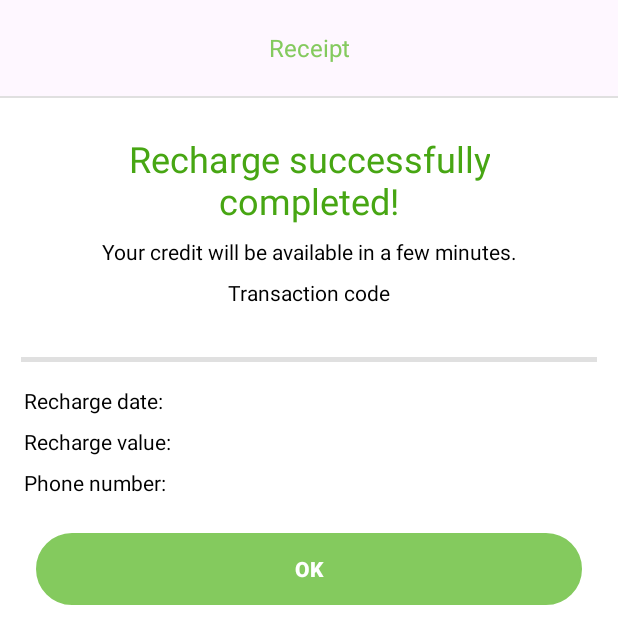
After one commit to LiviaCarv/Digital-Bank, an Android app: the fragment RechargeReceiptFragment shown on its own in the app's theme, on a phone screen of 412 x 824 dp. The commit adds this screen. Shown: the top 644 px of the screen. Run offline under Robolectric (Android 15) with nearby library versions, the phone set to English and light mode, and no system bars.

Commit message:
implemented RechargeReceiptFragment

```diff
--- a/app/src/main/java/com/project/digitalbank/ui/auth/login/LoginFragment.kt
+++ b/app/src/main/java/com/project/digitalbank/ui/auth/login/LoginFragment.kt
@@ -13,6 +13,7 @@ import com.project.digitalbank.R
 import com.project.digitalbank.databinding.FragmentLoginBinding
 import com.project.digitalbank.util.FirebaseHelper
 import com.project.digitalbank.util.StateView
+import com.project.digitalbank.util.hideKeyboard
 import com.project.digitalbank.util.showBottomSheet
 import dagger.hilt.android.AndroidEntryPoint
 
@@ -58,6 +59,7 @@ class LoginFragment : Fragment() {
                 showBottomSheet(message =getString(R.string.register_provide_password))
 
             } else {
+                hideKeyboard()
                loginUser(email, password)
             }
 
--- a/app/src/main/java/com/project/digitalbank/ui/auth/recover/RecoverAccountFragment.kt
+++ b/app/src/main/java/com/project/digitalbank/ui/auth/recover/RecoverAccountFragment.kt
@@ -13,6 +13,7 @@ import com.project.digitalbank.R
 import com.project.digitalbank.databinding.FragmentRecoverAccountBinding
 import com.project.digitalbank.util.FirebaseHelper
 import com.project.digitalbank.util.StateView
+import com.project.digitalbank.util.hideKeyboard
 import com.project.digitalbank.util.initToolBar
 import com.project.digitalbank.util.showBottomSheet
 import dagger.hilt.android.AndroidEntryPoint
@@ -50,6 +51,7 @@ class RecoverAccountFragment : Fragment() {
             if (email.isEmpty()) {
                 showBottomSheet(message=getString(R.string.register_provide_email))
             } else {
+                hideKeyboard()
                 recoverAccount(email)
 
             }
--- a/app/src/main/java/com/project/digitalbank/ui/auth/register/RegisterFragment.kt
+++ b/app/src/main/java/com/project/digitalbank/ui/auth/register/RegisterFragment.kt
@@ -17,6 +17,7 @@ import com.project.digitalbank.ui.user_profile.UserProfileViewModel
 import com.project.digitalbank.ui.wallet.WalletViewModel
 import com.project.digitalbank.util.FirebaseHelper
 import com.project.digitalbank.util.StateView
+import com.project.digitalbank.util.hideKeyboard
 import com.project.digitalbank.util.initToolBar
 import com.project.digitalbank.util.showBottomSheet
 import dagger.hilt.android.AndroidEntryPoint
@@ -73,6 +74,7 @@ class RegisterFragment : Fragment() {
             } else if (confirmationPassword != password) {
                 showBottomSheet(message = getString(R.string.register_confirm_password_wrong))
             } else {
+                hideKeyboard()
                 val user = User(name, email, phoneNumber, password)
                 registerUser(name, email, phoneNumber, password)
             }
--- a/app/src/main/java/com/project/digitalbank/ui/features/deposit/DepositFormFragment.kt
+++ b/app/src/main/java/com/project/digitalbank/ui/features/deposit/DepositFormFragment.kt
@@ -17,6 +17,7 @@ import com.project.digitalbank.data.model.Transaction
 import com.project.digitalbank.databinding.FragmentDepositFormBinding
 import com.project.digitalbank.util.FirebaseHelper
 import com.project.digitalbank.util.StateView
+import com.project.digitalbank.util.hideKeyboard
 import com.project.digitalbank.util.initToolBar
 import com.project.digitalbank.util.showBottomSheet
 import dagger.hilt.android.AndroidEntryPoint
@@ -52,6 +53,7 @@ class DepositFormFragment : Fragment() {
         val value = binding.edtTxtDepositValue.text.toString().trim()
 
         if (value.isNotEmpty()) {
+            hideKeyboard()
             val deposit = Deposit(value=value.toFloat())
             saveDeposit(deposit)
         } else {
--- /dev/null
+++ b/app/src/main/java/com/project/digitalbank/ui/features/recharge/RechargeReceiptFragment.kt
@@ -0,0 +1,32 @@
+package com.project.digitalbank.ui.features.recharge
+
+import android.os.Bundle
+import androidx.fragment.app.Fragment
+import android.view.LayoutInflater
+import android.view.View
+import android.view.ViewGroup
+import com.project.digitalbank.R
+import com.project.digitalbank.databinding.FragmentDepositReceiptBinding
+import com.project.digitalbank.databinding.FragmentRechargeReceiptBinding
+
+class RechargeReceiptFragment : Fragment() {
+    private var _binding: FragmentRechargeReceiptBinding? = null
+    private val binding get() = _binding!!
+
+
+    override fun onCreateView(
+        inflater: LayoutInflater, container: ViewGroup?,
+        savedInstanceState: Bundle?
+    ): View? {
+        // Inflate the layout for this fragment
+        _binding = FragmentRechargeReceiptBinding.inflate(inflater, container, false)
+        return binding.root
+    }
+
+    override fun onDestroyView() {
+        super.onDestroyView()
+        _binding = null
+    }
+
+
+}
--- a/app/src/main/java/com/project/digitalbank/ui/user_profile/UserProfileFragment.kt
+++ b/app/src/main/java/com/project/digitalbank/ui/user_profile/UserProfileFragment.kt
@@ -14,6 +14,7 @@ import com.project.digitalbank.data.model.User
 import com.project.digitalbank.databinding.FragmentUserProfileBinding
 import com.project.digitalbank.util.FirebaseHelper
 import com.project.digitalbank.util.StateView
+import com.project.digitalbank.util.hideKeyboard
 import com.project.digitalbank.util.initToolBar
 import com.project.digitalbank.util.showBottomSheet
 import dagger.hilt.android.AndroidEntryPoint
@@ -85,6 +86,7 @@ class UserProfileFragment : Fragment() {
             } else if (phoneNumber?.length != 11) {
                 showBottomSheet(message = getString(R.string.register_phone_number_invalid))
             } else {
+                hideKeyboard()
                 user?.name = name
                 user?.phone = phoneNumber
                 user?.let {
--- a/app/src/main/java/com/project/digitalbank/util/Extensions.kt
+++ b/app/src/main/java/com/project/digitalbank/util/Extensions.kt
@@ -1,5 +1,7 @@
 package com.project.digitalbank.util
 
+import android.content.Context
+import android.view.inputmethod.InputMethodManager
 import androidx.appcompat.app.AppCompatActivity
 import androidx.appcompat.widget.Toolbar
 import androidx.fragment.app.Fragment
@@ -38,3 +40,12 @@ fun Fragment.showBottomSheet(
     bottomSheetDialog.show()
 
 }
+
+fun Fragment.hideKeyboard() {
+    val view = activity?.currentFocus
+    if (view != null) {
+        val imm = activity?.getSystemService(Context.INPUT_METHOD_SERVICE) as InputMethodManager
+        imm.hideSoftInputFromWindow(view.windowToken, 0)
+    }
+
+}
--- /dev/null
+++ b/app/src/main/res/layout/fragment_recharge_receipt.xml
@@ -0,0 +1,199 @@
+<?xml version="1.0" encoding="utf-8"?>
+<ScrollView xmlns:android="http://schemas.android.com/apk/res/android"
+    xmlns:app="http://schemas.android.com/apk/res-auto"
+    xmlns:tools="http://schemas.android.com/tools"
+    android:layout_width="match_parent"
+    android:layout_height="match_parent"
+    android:background="@color/white"
+    tools:context=".ui.features.recharge.RechargeReceiptFragment">
+
+
+<androidx.constraintlayout.widget.ConstraintLayout
+        android:layout_width="match_parent"
+        android:layout_height="wrap_content">
+
+        <com.google.android.material.appbar.AppBarLayout
+            android:id="@+id/app_bar_layout"
+            android:layout_width="match_parent"
+            android:layout_height="wrap_content"
+            app:layout_constraintEnd_toEndOf="parent"
+            app:layout_constraintStart_toStartOf="parent"
+            app:layout_constraintTop_toTopOf="parent">
+
+            <com.google.android.material.appbar.MaterialToolbar
+                android:id="@+id/toolbar"
+                android:layout_width="match_parent"
+                android:layout_height="wrap_content">
+
+                <TextView
+                    style="@style/style_toolbar"
+                    android:layout_width="wrap_content"
+                    android:layout_height="wrap_content"
+                    android:text="@string/receipt"
+                    android:textColor="@color/color_default" />
+
+            </com.google.android.material.appbar.MaterialToolbar>
+        </com.google.android.material.appbar.AppBarLayout>
+
+        <ImageView
+            android:id="@+id/divider"
+            android:layout_width="match_parent"
+            android:layout_height="1dp"
+            android:background="?actionBarDivider"
+            app:layout_constraintEnd_toEndOf="parent"
+            app:layout_constraintStart_toStartOf="parent"
+            app:layout_constraintTop_toBottomOf="@id/app_bar_layout" />
+
+    <TextView
+        android:id="@+id/txt_recharge_success"
+        android:layout_width="wrap_content"
+        android:layout_height="wrap_content"
+        android:layout_margin="@dimen/padding_login_itens_24dp"
+        android:layout_marginTop="20dp"
+        android:text="@string/recharge_success"
+        android:textAlignment="center"
+        android:textColor="@color/darker_green"
+        android:textSize="@dimen/bigger_text_size_26sp"
+        app:layout_constraintEnd_toEndOf="parent"
+        app:layout_constraintStart_toStartOf="parent"
+        app:layout_constraintTop_toBottomOf="@+id/divider" />
+
+    <TextView
+            android:id="@+id/txt_receit_in_few_minutes"
+            android:layout_width="wrap_content"
+            android:layout_height="wrap_content"
+            android:layout_margin="@dimen/default_margin"
+            android:text="@string/credit_available_few_minutes"
+            android:textColor="@color/black"
+            android:textSize="@dimen/smaller_text_size_14sp"
+            app:layout_constraintEnd_toEndOf="parent"
+            app:layout_constraintStart_toStartOf="parent"
+            app:layout_constraintTop_toBottomOf="@+id/txt_recharge_success" />
+
+        <TextView
+            android:id="@+id/txt_transaction_code"
+            android:layout_width="wrap_content"
+            android:layout_height="wrap_content"
+            android:layout_margin="@dimen/default_margin"
+            android:text="@string/transaction_code"
+            android:textColor="@color/black"
+            android:textSize="@dimen/smaller_text_size_14sp"
+            app:layout_constraintEnd_toEndOf="parent"
+            app:layout_constraintStart_toStartOf="parent"
+            app:layout_constraintTop_toBottomOf="@+id/txt_receit_in_few_minutes" />
+
+        <TextView
+            android:id="@+id/txt_show_transaction_code"
+            android:layout_width="wrap_content"
+            android:layout_height="wrap_content"
+            android:textColor="@color/black"
+            android:textStyle="bold"
+            android:textSize="@dimen/smaller_text_size_14sp"
+            app:layout_constraintEnd_toEndOf="parent"
+            app:layout_constraintStart_toStartOf="parent"
+            app:layout_constraintTop_toBottomOf="@+id/txt_transaction_code"
+            tools:text="-MEJSKHFKJDH" />
+
+        <ImageView
+            android:id="@+id/divider_middle"
+            android:layout_width="match_parent"
+            android:layout_height="3dp"
+            android:layout_margin="@dimen/bigger_margin"
+            android:background="?actionBarDivider"
+            app:layout_constraintEnd_toEndOf="parent"
+            app:layout_constraintStart_toStartOf="parent"
+            app:layout_constraintTop_toBottomOf="@id/txt_show_transaction_code" />
+
+        <TextView
+            android:id="@+id/txt_recharge_date"
+            android:layout_width="wrap_content"
+            android:layout_height="wrap_content"
+            android:layout_margin="@dimen/margin_between_elements_16dp"
+            android:text="@string/recharge_date"
+            android:textColor="@color/black"
+            android:textSize="@dimen/smaller_text_size_14sp"
+            app:layout_constraintStart_toStartOf="parent"
+            app:layout_constraintTop_toBottomOf="@+id/divider_middle" />
+
+        <TextView
+            android:id="@+id/txt_show_recharge_date"
+            android:layout_width="wrap_content"
+            android:layout_height="wrap_content"
+            android:layout_margin="@dimen/margin_between_elements_16dp"
+            android:textColor="@color/black"
+            android:textSize="@dimen/smaller_text_size_14sp"
+            app:layout_constraintEnd_toEndOf="parent"
+            app:layout_constraintTop_toBottomOf="@+id/divider_middle"
+            tools:text="12/05/24" />
+
+
+    <TextView
+        android:id="@+id/txt_recharge_value"
+        android:layout_width="wrap_content"
+        android:layout_height="wrap_content"
+        android:layout_marginHorizontal="@dimen/margin_between_elements_16dp"
+        android:layout_marginVertical="@dimen/default_margin"
+        android:layout_marginStart="16dp"
+        android:layout_marginTop="8dp"
+        android:text="@string/recharge_value"
+        android:textColor="@color/black"
+        android:textSize="@dimen/smaller_text_size_14sp"
+        app:layout_constraintStart_toStartOf="parent"
+        app:layout_constraintTop_toBottomOf="@+id/txt_recharge_date" />
+
+    <TextView
+            android:id="@+id/txt_show_recharge_value"
+            android:layout_width="wrap_content"
+            android:layout_height="wrap_content"
+            android:layout_marginHorizontal="@dimen/margin_between_elements_16dp"
+            android:layout_marginVertical="@dimen/default_margin"
+            android:textColor="@color/black"
+            android:textSize="@dimen/smaller_text_size_14sp"
+            app:layout_constraintEnd_toEndOf="parent"
+            app:layout_constraintTop_toBottomOf="@+id/txt_show_recharge_date"
+            tools:text="R$ 100" />
+
+    <TextView
+        android:id="@+id/txt_phone_number"
+        android:layout_width="wrap_content"
+        android:layout_height="wrap_content"
+        android:layout_marginHorizontal="@dimen/margin_between_elements_16dp"
+        android:layout_marginVertical="@dimen/default_margin"
+        android:text="@string/phone_number"
+        android:textColor="@color/black"
+        android:textSize="@dimen/smaller_text_size_14sp"
+        app:layout_constraintStart_toStartOf="parent"
+        app:layout_constraintTop_toBottomOf="@+id/txt_recharge_value" />
+
+
+    <TextView
+        android:id="@+id/txt_show_phone_number"
+        android:layout_width="wrap_content"
+        android:layout_height="wrap_content"
+        android:layout_marginHorizontal="@dimen/margin_between_elements_16dp"
+        android:layout_marginVertical="@dimen/default_margin"
+        android:textColor="@color/black"
+        android:textSize="@dimen/smaller_text_size_14sp"
+        app:layout_constraintEnd_toEndOf="parent"
+        app:layout_constraintTop_toBottomOf="@+id/txt_show_recharge_value"
+        tools:text="92 99999-9999" />
+
+
+        <com.google.android.material.button.MaterialButton
+            android:id="@+id/btn_confirm"
+            style="@style/style_material_button"
+            android:layout_width="match_parent"
+            android:layout_height="wrap_content"
+            android:layout_margin="@dimen/padding_login_itens_24dp"
+            android:text="@string/txt_bottom_sheet_ok"
+            app:backgroundTint="@null"
+            app:layout_constraintBottom_toBottomOf="parent"
+            app:layout_constraintEnd_toEndOf="parent"
+            app:layout_constraintStart_toStartOf="parent"
+            app:layout_constraintTop_toBottomOf="@+id/txt_phone_number" />
+
+
+    </androidx.constraintlayout.widget.ConstraintLayout>
+
+
+</ScrollView>
--- a/app/src/main/res/values/strings.xml
+++ b/app/src/main/res/values/strings.xml
@@ -73,5 +73,11 @@
     <string name="statement">Statement</string>
     <string name="update_info">Update info</string>
 
+    <!-- Mobile Recharge Fragments-->
+    <string name="recharge_value">Recharge value:</string>
+    <string name="recharge_success">Recharge successfully\ncompleted!</string>
+    <string name="credit_available_few_minutes">Your credit will be available in a few minutes.</string>
+    <string name="recharge_date">Recharge date:</string>
+    <string name="phone_number">Phone number:</string>
 
 </resources>
```
